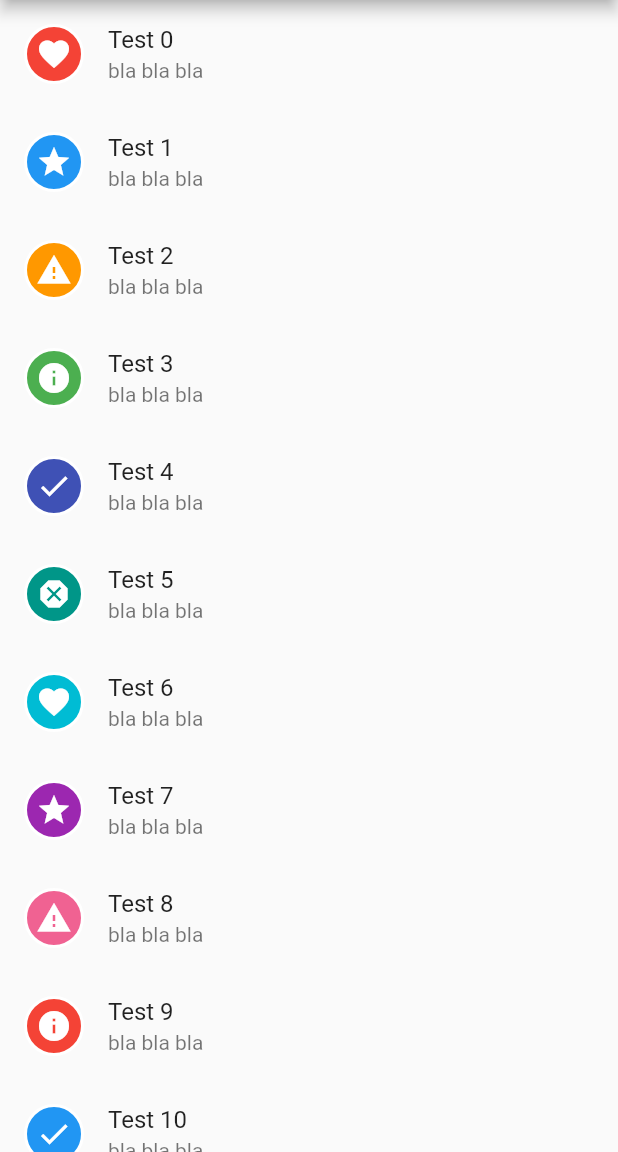
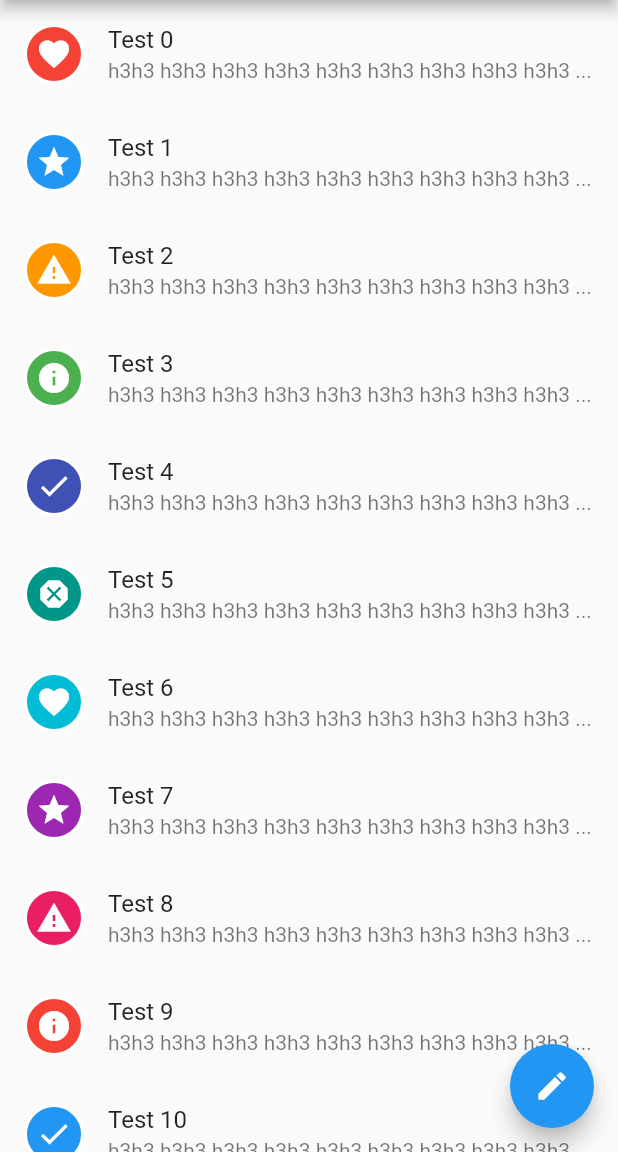
Before and after one commit to qrhfz/noteapp, a Flutter app: the screen it shows after launch, on a phone screen of 412 x 824 dp, the part 84-1236 px from its top. Run offline on Flutter 3.47's test engine with Material 2 defaults, Android fonts, the phone set to English and light mode, and no system bars; our stand-ins replace get, moor; generated files the repository leaves out were written again.

```diff
--- a/lib/consts/app_category_icon.dart
+++ b/lib/consts/app_category_icon.dart
@@ -1,7 +1,6 @@
 import 'package:flutter/material.dart';
 
-class AppCategoryIcon {
-  static const icons = [
+const noteCategoryIcons = [
   Icons.favorite,
   Icons.star,
   Icons.warning,
@@ -9,7 +8,8 @@ class AppCategoryIcon {
   Icons.check,
   Icons.dangerous
 ];
-  static final List<Color> colors = [
+
+const List<Color> noteCategoryColors = [
   Colors.red,
   Colors.blue,
   Colors.orange,
@@ -18,6 +18,5 @@ class AppCategoryIcon {
   Colors.teal,
   Colors.cyan,
   Colors.purple,
-    Colors.pink.shade300
+  Colors.pink
 ];
-}
--- a/lib/main.dart
+++ b/lib/main.dart
@@ -14,7 +14,7 @@ class MyApp extends StatelessWidget {
       theme: ThemeData(
         primarySwatch: Colors.blue,
       ),
-      home: HomePage(),
+      home: const HomePage(),
     );
   }
 }
--- /dev/null
+++ b/lib/utils/myhelper.dart
@@ -0,0 +1,9 @@
+class MyHelper {
+  static String truncate(String source, int targetLength) {
+    if (source.length > targetLength) {
+      return '${source.substring(0, targetLength - 3)}...';
+    }
+
+    return source;
+  }
+}
--- a/lib/views/pages/home_page.dart
+++ b/lib/views/pages/home_page.dart
@@ -1,9 +1,11 @@
 import 'package:flutter/material.dart';
-import 'package:noteapp/consts/app_category_icon.dart';
+import 'package:get/get.dart';
+import 'package:noteapp/utils/myhelper.dart';
+import 'package:noteapp/views/pages/note_page.dart';
 import 'package:noteapp/views/widgets/category_icon.dart';
 
 class HomePage extends StatelessWidget {
-  HomePage({Key? key}) : super(key: key);
+  const HomePage({Key? key}) : super(key: key);
 
   @override
   Widget build(BuildContext context) {
@@ -17,13 +19,18 @@ class HomePage extends StatelessWidget {
           itemCount: 12,
         ),
       ),
+      floatingActionButton: FloatingActionButton(
+        onPressed: () => Get.to(() => const NotePage()),
+        child: const Icon(Icons.create),
+      ),
     );
   }
 
   Widget _itemBuilder(BuildContext context, int index) {
     return ListTile(
       title: Text('Test $index'),
-      subtitle: const Text('bla bla bla'),
+      subtitle: Text(MyHelper.truncate(
+          'h3h3 h3h3 h3h3 h3h3 h3h3 h3h3 h3h3 h3h3 h3h3 h3h3 ', 48)),
       leading: CategoryIcon(
         iconIndex: index % 6,
         colorIndex: index % 9,
--- a/lib/views/widgets/category_icon.dart
+++ b/lib/views/widgets/category_icon.dart
@@ -18,9 +18,9 @@ class CategoryIcon extends StatelessWidget {
       decoration: BoxDecoration(
           borderRadius: BorderRadius.circular(100),
           border: Border.all(width: 2, color: Colors.white),
-          color: AppCategoryIcon.colors[colorIndex]),
+          color: noteCategoryColors[colorIndex]),
       child: Icon(
-        AppCategoryIcon.icons[iconIndex],
+        noteCategoryIcons[iconIndex],
         color: Colors.white,
       ),
     );
```
Also changed, not shown: lib/views/pages/note_page.dart (added, +47 -0 lines). Lines whose indentation alone changed are shown as unchanged.
